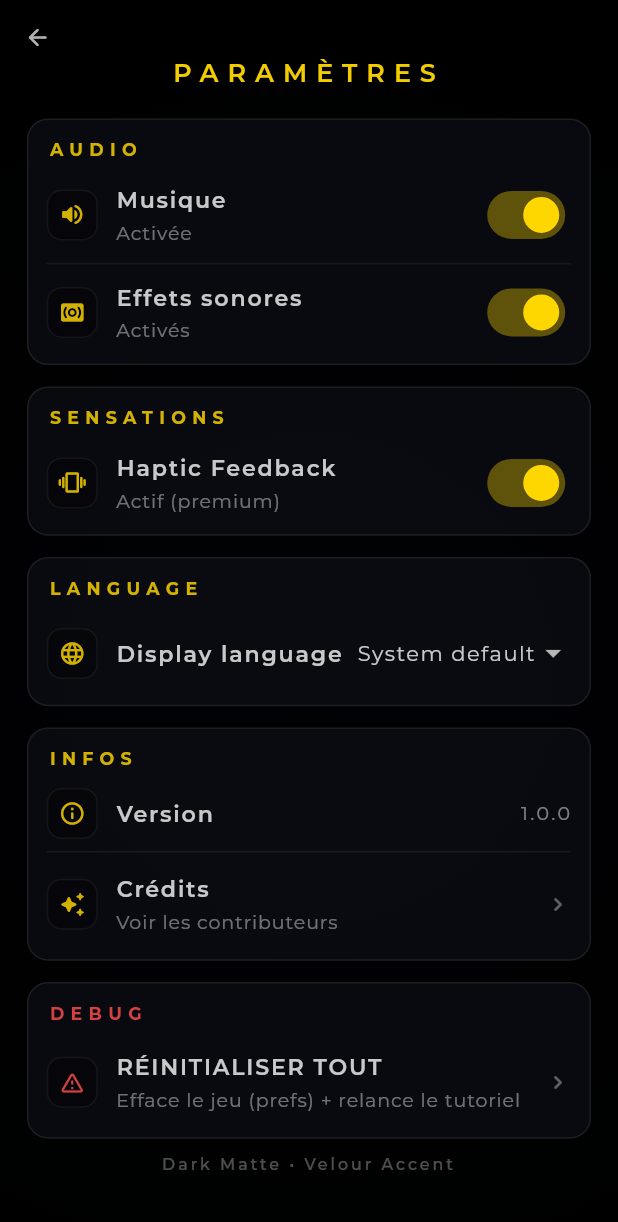
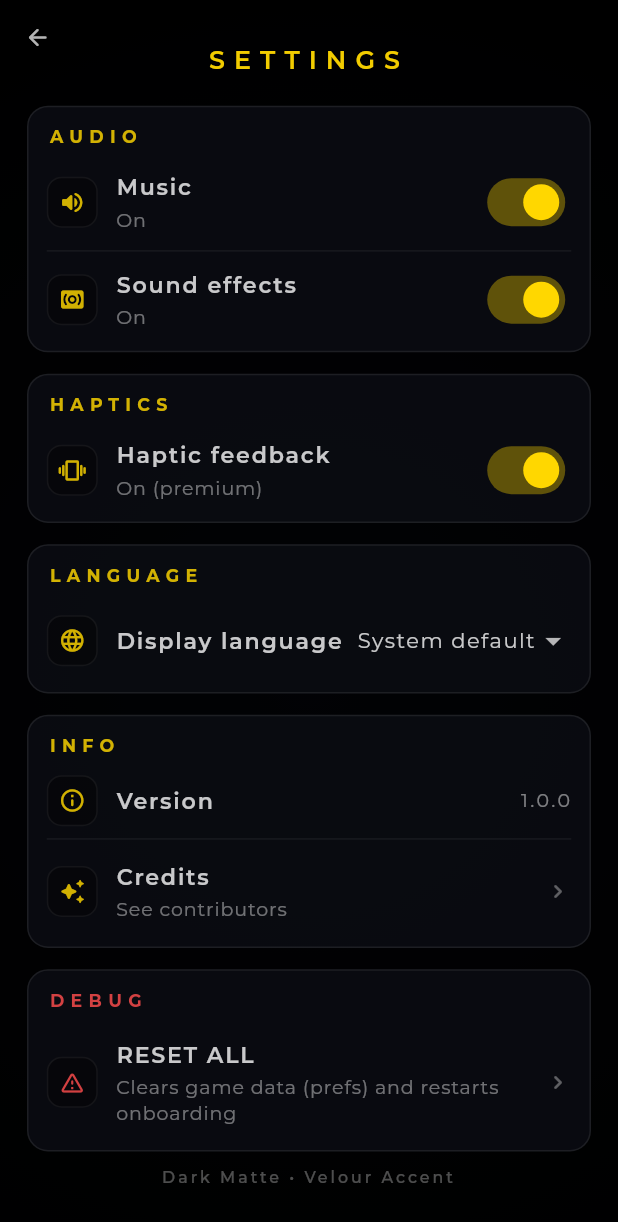
Before and after one commit to croustibat0630/velour_app, a Flutter app: the SettingsView screen opened by its route, on a phone screen of 412 x 824 dp. Shown: the top 1222 px of the screen. Run offline on Flutter 3.47's test engine with Material 3 defaults, Android fonts, the phone set to English and light mode, and no system bars; our stand-ins replace audioplayers, cloud_firestore, firebase_auth, firebase_core, google_fonts, shared_preferences; accounts and stored records are empty; network calls fail; statements that could not run were skipped.

Commit message:
feat(l10n): localize Settings screen and credits dialog (en/fr)
Co-authored-by: Cursor <cursoragent@cursor.com>

```diff
--- a/lib/l10n/app_en.arb
+++ b/lib/l10n/app_en.arb
@@ -63,5 +63,32 @@
     "description": "Settings: follow device language."
   },
   "settingsLocaleEnglish": "English",
-  "settingsLocaleFrench": "French"
+  "settingsLocaleFrench": "French",
+  "settingsTitle": "SETTINGS",
+  "@settingsTitle": {
+    "description": "Settings screen main heading."
+  },
+  "settingsSectionAudio": "AUDIO",
+  "settingsMusicTitle": "Music",
+  "settingsMusicOn": "On",
+  "settingsMusicOff": "Off",
+  "settingsSfxTitle": "Sound effects",
+  "settingsSfxOn": "On",
+  "settingsSfxOff": "Off",
+  "settingsSectionHaptics": "HAPTICS",
+  "settingsHapticsTitle": "Haptic feedback",
+  "settingsHapticsOn": "On (premium)",
+  "settingsHapticsOff": "Off",
+  "settingsSectionInfos": "INFO",
+  "settingsVersionLabel": "Version",
+  "settingsCreditsTitle": "Credits",
+  "settingsCreditsSubtitle": "See contributors",
+  "settingsSectionDebug": "DEBUG",
+  "settingsResetTitle": "RESET ALL",
+  "settingsResetSubtitle": "Clears game data (prefs) and restarts onboarding",
+  "settingsResetSnack": "Game reset. Relaunch the app to see the tutorial.",
+  "settingsFooterTagline": "Dark Matte • Velour Accent",
+  "settingsCreditsDialogTitle": "CREDITS",
+  "settingsCreditsBody": "Velour — Dark Matte Edition\n\nDesign & direction: Velour Studio\nEngineering: Flutter\nAudio: Velour SFX Pack",
+  "settingsClose": "CLOSE"
 }
--- a/lib/l10n/app_localizations.dart
+++ b/lib/l10n/app_localizations.dart
@@ -187,6 +187,150 @@ abstract class AppLocalizations {
   /// In en, this message translates to:
   /// **'French'**
   String get settingsLocaleFrench;
+
+  /// Settings screen main heading.
+  ///
+  /// In en, this message translates to:
+  /// **'SETTINGS'**
+  String get settingsTitle;
+
+  /// No description provided for @settingsSectionAudio.
+  ///
+  /// In en, this message translates to:
+  /// **'AUDIO'**
+  String get settingsSectionAudio;
+
+  /// No description provided for @settingsMusicTitle.
+  ///
+  /// In en, this message translates to:
+  /// **'Music'**
+  String get settingsMusicTitle;
+
+  /// No description provided for @settingsMusicOn.
+  ///
+  /// In en, this message translates to:
+  /// **'On'**
+  String get settingsMusicOn;
+
+  /// No description provided for @settingsMusicOff.
+  ///
+  /// In en, this message translates to:
+  /// **'Off'**
+  String get settingsMusicOff;
+
+  /// No description provided for @settingsSfxTitle.
+  ///
+  /// In en, this message translates to:
+  /// **'Sound effects'**
+  String get settingsSfxTitle;
+
+  /// No description provided for @settingsSfxOn.
+  ///
+  /// In en, this message translates to:
+  /// **'On'**
+  String get settingsSfxOn;
+
+  /// No description provided for @settingsSfxOff.
+  ///
+  /// In en, this message translates to:
+  /// **'Off'**
+  String get settingsSfxOff;
+
+  /// No description provided for @settingsSectionHaptics.
+  ///
+  /// In en, this message translates to:
+  /// **'HAPTICS'**
+  String get settingsSectionHaptics;
+
+  /// No description provided for @settingsHapticsTitle.
+  ///
+  /// In en, this message translates to:
+  /// **'Haptic feedback'**
+  String get settingsHapticsTitle;
+
+  /// No description provided for @settingsHapticsOn.
+  ///
+  /// In en, this message translates to:
+  /// **'On (premium)'**
+  String get settingsHapticsOn;
+
+  /// No description provided for @settingsHapticsOff.
+  ///
+  /// In en, this message translates to:
+  /// **'Off'**
+  String get settingsHapticsOff;
+
+  /// No description provided for @settingsSectionInfos.
+  ///
+  /// In en, this message translates to:
+  /// **'INFO'**
+  String get settingsSectionInfos;
+
+  /// No description provided for @settingsVersionLabel.
+  ///
+  /// In en, this message translates to:
+  /// **'Version'**
+  String get settingsVersionLabel;
+
+  /// No description provided for @settingsCreditsTitle.
+  ///
+  /// In en, this message translates to:
+  /// **'Credits'**
+  String get settingsCreditsTitle;
+
+  /// No description provided for @settingsCreditsSubtitle.
+  ///
+  /// In en, this message translates to:
+  /// **'See contributors'**
+  String get settingsCreditsSubtitle;
+
+  /// No description provided for @settingsSectionDebug.
+  ///
+  /// In en, this message translates to:
+  /// **'DEBUG'**
+  String get settingsSectionDebug;
+
+  /// No description provided for @settingsResetTitle.
+  ///
+  /// In en, this message translates to:
+  /// **'RESET ALL'**
+  String get settingsResetTitle;
+
+  /// No description provided for @settingsResetSubtitle.
+  ///
+  /// In en, this message translates to:
+  /// **'Clears game data (prefs) and restarts onboarding'**
+  String get settingsResetSubtitle;
+
+  /// No description provided for @settingsResetSnack.
+  ///
+  /// In en, this message translates to:
+  /// **'Game reset. Relaunch the app to see the tutorial.'**
+  String get settingsResetSnack;
+
+  /// No description provided for @settingsFooterTagline.
+  ///
+  /// In en, this message translates to:
+  /// **'Dark Matte • Velour Accent'**
+  String get settingsFooterTagline;
+
+  /// No description provided for @settingsCreditsDialogTitle.
+  ///
+  /// In en, this message translates to:
+  /// **'CREDITS'**
+  String get settingsCreditsDialogTitle;
+
+  /// No description provided for @settingsCreditsBody.
+  ///
+  /// In en, this message translates to:
+  /// **'Velour — Dark Matte Edition\n\nDesign & direction: Velour Studio\nEngineering: Flutter\nAudio: Velour SFX Pack'**
+  String get settingsCreditsBody;
+
+  /// No description provided for @settingsClose.
+  ///
+  /// In en, this message translates to:
+  /// **'CLOSE'**
+  String get settingsClose;
 }
 
 class _AppLocalizationsDelegate
--- a/lib/screens/settings_view.dart
+++ b/lib/screens/settings_view.dart
@@ -63,7 +63,7 @@ class SettingsView extends StatelessWidget {
                         crossAxisAlignment: CrossAxisAlignment.stretch,
                         children: [
                           Text(
-                            'PARAMÈTRES',
+                            l10n.settingsTitle,
                             textAlign: TextAlign.center,
                             style: Theme.of(context).textTheme.titleMedium?.copyWith(
                                   letterSpacing: 6,
@@ -74,7 +74,7 @@ class SettingsView extends StatelessWidget {
                           ),
                           SizedBox(height: (18 * sH).clamp(14.0, 22.0)),
                           _SectionCard(
-                            title: 'AUDIO',
+                            title: l10n.settingsSectionAudio,
                             accent: accent,
                             children: [
                               ValueListenableBuilder<bool>(
@@ -82,10 +82,10 @@ class SettingsView extends StatelessWidget {
                                 builder: (context, musicMuted, _) {
                                   return _SettingsSwitchTile(
                                     icon: Icons.volume_up_rounded,
-                                    title: 'Musique',
+                                    title: l10n.settingsMusicTitle,
                                     subtitle: musicMuted
-                                        ? 'Désactivée'
-                                        : 'Activée',
+                                        ? l10n.settingsMusicOff
+                                        : l10n.settingsMusicOn,
                                     value: !musicMuted,
                                     accent: accent,
                                     onChanged: (v) =>
@@ -99,10 +99,10 @@ class SettingsView extends StatelessWidget {
                                 builder: (context, sfxMuted, _) {
                                   return _SettingsSwitchTile(
                                     icon: Icons.surround_sound_rounded,
-                                    title: 'Effets sonores',
+                                    title: l10n.settingsSfxTitle,
                                     subtitle: sfxMuted
-                                        ? 'Désactivés'
-                                        : 'Activés',
+                                        ? l10n.settingsSfxOff
+                                        : l10n.settingsSfxOn,
                                     value: !sfxMuted,
                                     accent: accent,
                                     onChanged: (v) =>
@@ -114,7 +114,7 @@ class SettingsView extends StatelessWidget {
                           ),
                           SizedBox(height: 14 * sH),
                           _SectionCard(
-                            title: 'SENSATIONS',
+                            title: l10n.settingsSectionHaptics,
                             accent: accent,
                             children: [
                               ValueListenableBuilder<bool>(
@@ -122,10 +122,10 @@ class SettingsView extends StatelessWidget {
                                 builder: (context, enabled, _) {
                                   return _SettingsSwitchTile(
                                     icon: Icons.vibration_rounded,
-                                    title: 'Haptic Feedback',
+                                    title: l10n.settingsHapticsTitle,
                                     subtitle: enabled
-                                        ? 'Actif (premium)'
-                                        : 'Désactivé',
+                                        ? l10n.settingsHapticsOn
+                                        : l10n.settingsHapticsOff,
                                     value: enabled,
                                     accent: accent,
                                     onChanged: (v) =>
@@ -160,20 +160,20 @@ class SettingsView extends StatelessWidget {
                           ),
                           SizedBox(height: 14 * sH),
                           _SectionCard(
-                            title: 'INFOS',
+                            title: l10n.settingsSectionInfos,
                             accent: accent,
                             children: [
                               _InfoTile(
                                 icon: Icons.info_outline_rounded,
-                                title: 'Version',
+                                title: l10n.settingsVersionLabel,
                                 value: '1.0.0',
                                 accent: accent,
                               ),
                               const _TileDivider(),
                               _ActionTile(
                                 icon: Icons.auto_awesome_rounded,
-                                title: 'Crédits',
-                                subtitle: 'Voir les contributeurs',
+                                title: l10n.settingsCreditsTitle,
+                                subtitle: l10n.settingsCreditsSubtitle,
                                 accent: accent,
                                 onTap: () => _showCredits(context, accent),
                               ),
@@ -181,24 +181,21 @@ class SettingsView extends StatelessWidget {
                           ),
                           SizedBox(height: 14 * sH),
                           _SectionCard(
-                            title: 'DEBUG',
+                            title: l10n.settingsSectionDebug,
                             accent: const Color(0xFFFF4D4D),
                             children: [
                               _ActionTile(
                                 icon: Icons.warning_amber_rounded,
-                                title: 'RÉINITIALISER TOUT',
-                                subtitle:
-                                    'Efface le jeu (prefs) + relance le tutoriel',
+                                title: l10n.settingsResetTitle,
+                                subtitle: l10n.settingsResetSubtitle,
                                 accent: const Color(0xFFFF4D4D),
                                 onTap: () {
                                   unawaited(() async {
                                     await context.read<GameState>().fullHardReset();
                                     if (!context.mounted) return;
                                     ScaffoldMessenger.of(context).showSnackBar(
-                                      const SnackBar(
-                                        content: Text(
-                                          'Jeu réinitialisé. Relancez pour voir le tutoriel.',
-                                        ),
+                                      SnackBar(
+                                        content: Text(l10n.settingsResetSnack),
                                       ),
                                     );
                                   }());
@@ -208,7 +205,7 @@ class SettingsView extends StatelessWidget {
                           ),
                           SizedBox(height: (10 * sH).clamp(8.0, 16.0)),
                           Text(
-                            'Dark Matte • Velour Accent',
+                            l10n.settingsFooterTagline,
                             textAlign: TextAlign.center,
                             style: Theme.of(context).textTheme.labelSmall?.copyWith(
                                   letterSpacing: 2.0,
@@ -232,34 +229,32 @@ class SettingsView extends StatelessWidget {
   void _showCredits(BuildContext context, Color accent) {
     showDialog<void>(
       context: context,
-      builder: (context) {
+      builder: (BuildContext dialogContext) {
+        final AppLocalizations dl10n = AppLocalizations.of(dialogContext)!;
         return AlertDialog(
           backgroundColor: _panel.withValues(alpha: 0.96),
           shape: RoundedRectangleBorder(borderRadius: BorderRadius.circular(14)),
           title: Text(
-            'CRÉDITS',
-            style: Theme.of(context).textTheme.titleSmall?.copyWith(
+            dl10n.settingsCreditsDialogTitle,
+            style: Theme.of(dialogContext).textTheme.titleSmall?.copyWith(
                   letterSpacing: 4,
                   fontWeight: FontWeight.w700,
                   color: accent.withValues(alpha: 0.92),
                 ),
           ),
           content: Text(
-            'Velour — Dark Matte Edition\n\n'
-            'Design & Direction: Velour Studio\n'
-            'Engineering: Flutter\n'
-            'Audio: Velour SFX Pack\n',
-            style: Theme.of(context).textTheme.bodyMedium?.copyWith(
+            dl10n.settingsCreditsBody,
+            style: Theme.of(dialogContext).textTheme.bodyMedium?.copyWith(
                   height: 1.35,
                   color: Colors.white.withValues(alpha: 0.72),
                 ),
           ),
           actions: [
             TextButton(
-              onPressed: () => Navigator.of(context).pop(),
+              onPressed: () => Navigator.of(dialogContext).pop(),
               child: Text(
-                'FERMER',
-                style: Theme.of(context).textTheme.labelLarge?.copyWith(
+                dl10n.settingsClose,
+                style: Theme.of(dialogContext).textTheme.labelLarge?.copyWith(
                       letterSpacing: 3,
                       color: Colors.white.withValues(alpha: 0.70),
                     ),
```
Also changed, not shown: lib/l10n/app_fr.arb (+25 -1 lines), lib/l10n/app_localizations_en.dart (+75 -0 lines), lib/l10n/app_localizations_fr.dart (+75 -0 lines).
